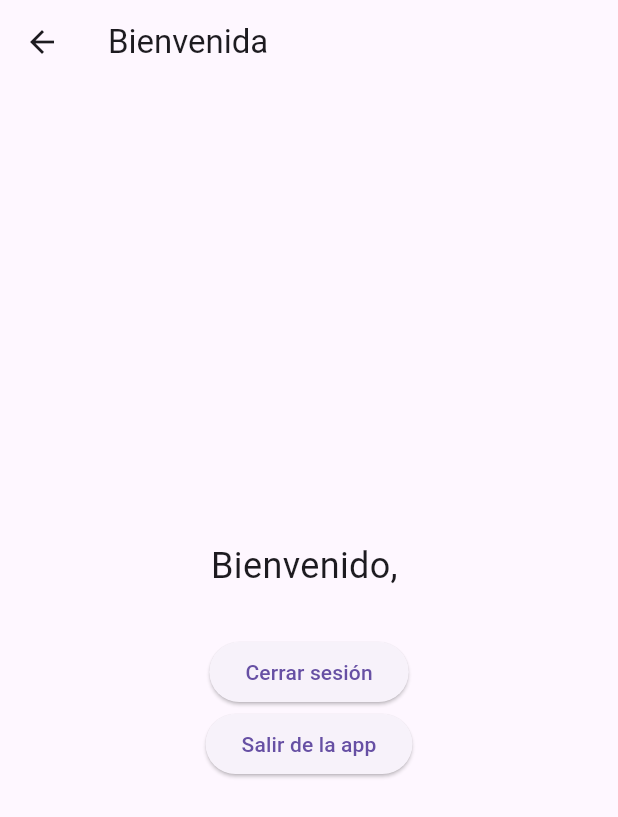
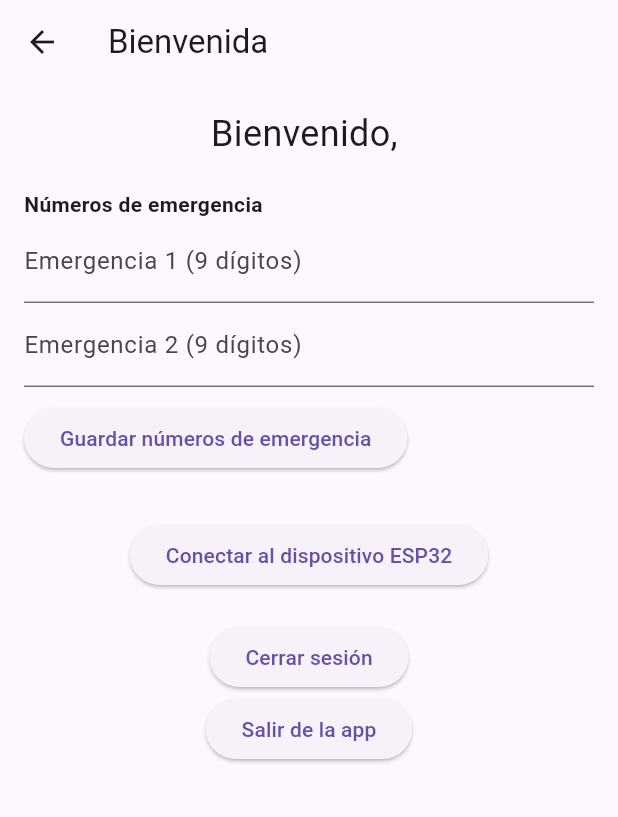
Before and after one commit to DiegoAlvarez1008/tormenta_flutter, a Flutter app: the WelcomeScreen screen opened directly with empty values, on a phone screen of 412 x 824 dp. Shown: the top 817 px of the screen. Run offline on Flutter 3.47's test engine with Material 3 defaults, Android fonts, the light colour scheme and no system bars; our stand-ins replace cloud_firestore, firebase_auth, firebase_core; accounts and stored records are empty.

Commit message:
Inclusión de números de emergencia en la pantalla de Bienvenida

```diff
--- a/lib/main.dart
+++ b/lib/main.dart
@@ -7,7 +7,8 @@ import 'package:firebase_core/firebase_core.dart';
 
 void main() async {
   WidgetsFlutterBinding.ensureInitialized();
-  await Firebase.initializeApp(); // Aquí se inicializa Firebase
+  // Comenzaré la inicialización de Firebase
+  await Firebase.initializeApp();
   runApp(MyApp());
 }
 
--- a/lib/screens/login_screen.dart
+++ b/lib/screens/login_screen.dart
@@ -2,6 +2,8 @@ import 'package:flutter/material.dart';
 import 'package:firebase_auth/firebase_auth.dart';
 import 'package:cloud_firestore/cloud_firestore.dart';
 
+
+bool rememberMe = false; // Se declara el flag
 
 class LoginScreen extends StatefulWidget {
   const LoginScreen({super.key});
--- a/lib/screens/welcome_screen.dart
+++ b/lib/screens/welcome_screen.dart
@@ -2,6 +2,9 @@ import 'package:flutter/material.dart';
 import 'package:firebase_auth/firebase_auth.dart';
 import 'package:cloud_firestore/cloud_firestore.dart';
 import 'package:flutter/services.dart';
+
+// Para BLE
+// import 'package:flutter_blue/flutter_blue.dart';
 
 class WelcomeScreen extends StatefulWidget {
   const WelcomeScreen({super.key});
@@ -12,6 +15,12 @@ class WelcomeScreen extends StatefulWidget {
 class _WelcomeScreenState extends State<WelcomeScreen> {
   String displayName = "";
 
+  // Formulario emergencia
+  final _formKeyEmerg = GlobalKey<FormState>();
+  final _emerg1Controller = TextEditingController();
+  final _emerg2Controller = TextEditingController();
+  String _emergError = "";
+
   @override
   void didChangeDependencies() {
     super.didChangeDependencies();
@@ -20,7 +29,6 @@ class _WelcomeScreenState extends State<WelcomeScreen> {
   }
 
   Future<void> _loadUserName(String dni) async {
-    // Buscamos en Firestore el documento donde 'dni' == dni
     final query = await FirebaseFirestore.instance
         .collection('users')
         .where('dni', isEqualTo: dni)
@@ -43,6 +51,27 @@ class _WelcomeScreenState extends State<WelcomeScreen> {
     setState(() {});
   }
 
+  Future<void> _saveEmergencyNumbers() async {
+    if (!_formKeyEmerg.currentState!.validate()) return;
+
+    final uid = FirebaseAuth.instance.currentUser!.uid;
+    try {
+      await FirebaseFirestore.instance
+          .collection('users')
+          .doc(uid)
+          .set({
+        'emergencia1': _emerg1Controller.text.trim(),
+        'emergencia2': _emerg2Controller.text.trim(),
+      },SetOptions(merge:true));
+
+      ScaffoldMessenger.of(context).showSnackBar(
+        const SnackBar(content: Text('Números de emergencia guardados')),
+      );
+    } catch (e) {
+      setState(() => _emergError = "Error al guardar: ${e.toString()}");
+    }
+  }
+
   void _logout() async {
     await FirebaseAuth.instance.signOut();
     Navigator.pushNamedAndRemoveUntil(context, '/', (r) => false);
@@ -52,20 +81,115 @@ class _WelcomeScreenState extends State<WelcomeScreen> {
     SystemNavigator.pop();
   }
 
+  Future<void> _onConnectBluetoothPressed() async {
+    // EJEMPLO PSEUDO-CÓDIGO BLE usando flutter_blue:
+
+    // final ble = FlutterBlue.instance;
+    // var state = await ble.state.first;
+    // if (state != BluetoothState.on) {
+    //   showDialog(
+    //     context: context,
+    //     builder: (_) => AlertDialog(
+    //       title: const Text("Bluetooth desactivado"),
+    //       content: const Text(
+    //           "Esta función requiere que tengas el Bluetooth encendido."),
+    //       actions: [
+    //         TextButton(
+    //           onPressed: () => Navigator.pop(context),
+    //           child: const Text("OK"),
+    //         )
+    //       ],
+    //     ),
+    //   );
+    //   return;
+    // }
+    // // Si está activo, iniciar escaneo
+    // ble.scan(timeout: const Duration(seconds: 4)).listen((scanResult) {
+    //   if (scanResult.device.name == "ESP32MiDispositivo") {
+    //     ble.stopScan();
+    //     scanResult.device.connect();
+    //     // Luego suscribirse a caracteristicas para leer datos
+    //   }
+    // });
+
+    ScaffoldMessenger.of(context).showSnackBar(
+      const SnackBar(content: Text("Aquí iniciaremos la conexión Bluetooth…")),
+    );
+  }
+
   @override
   Widget build(BuildContext context) {
     return Scaffold(
       appBar: AppBar(title: const Text("Bienvenida")),
-      body: Center(
+      body: SingleChildScrollView(
+        padding: const EdgeInsets.all(16),
         child: Column(
-          mainAxisAlignment: MainAxisAlignment.center,
+          crossAxisAlignment: CrossAxisAlignment.start,
           children: [
-            Text("Bienvenido, $displayName",
-                style: const TextStyle(fontSize: 24)),
+            Center(
+              child: Text("Bienvenido, $displayName",
+                  style: const TextStyle(fontSize: 24)),
+            ),
+            const SizedBox(height: 20),
+
+            // Formulario de números de emergencia
+            Form(
+              key: _formKeyEmerg,
+              child: Column(
+                crossAxisAlignment: CrossAxisAlignment.start,
+                children: [
+                  const Text(
+                    "Números de emergencia",
+                    style: TextStyle(fontWeight: FontWeight.bold),
+                  ),
+                  TextFormField(
+                    controller: _emerg1Controller,
+                    keyboardType: TextInputType.phone,
+                    decoration: const InputDecoration(labelText: "Emergencia 1 (9 dígitos)"),
+                    validator: (v) {
+                      if (v == null || v.length != 9) return "Debe tener 9 dígitos";
+                      return null;
+                    },
+                  ),
+                  TextFormField(
+                    controller: _emerg2Controller,
+                    keyboardType: TextInputType.phone,
+                    decoration: const InputDecoration(labelText: "Emergencia 2 (9 dígitos)"),
+                    validator: (v) {
+                      if (v == null || v.length != 9) return "Debe tener 9 dígitos";
+                      return null;
+                    },
+                  ),
+                  if (_emergError.isNotEmpty)
+                    Padding(
+                      padding: const EdgeInsets.only(top: 4),
+                      child: Text(
+                        _emergError,
+                        style: const TextStyle(color: Colors.red),
+                      ),
+                    ),
+                  const SizedBox(height: 10),
+                  ElevatedButton(
+                    onPressed: _saveEmergencyNumbers,
+                    child: const Text("Guardar números de emergencia"),
+                  ),
+                ],
+              ),
+            ),
+
             const SizedBox(height: 30),
-            ElevatedButton(onPressed: _logout, child: const Text("Cerrar sesión")),
-            ElevatedButton(onPressed: _exitApp, child: const Text("Salir de la app")),
+            Center(
+              child: Column(
+                children: [
+                  ElevatedButton(onPressed: _onConnectBluetoothPressed, child: const Text("Conectar al dispositivo ESP32")) ,
+                  const SizedBox(height: 20),
+                  ElevatedButton(onPressed: _logout, child: const Text("Cerrar sesión")),
+                  ElevatedButton(onPressed: _exitApp, child: const Text("Salir de la app")),
+                ],
+              ),
+            ),
           ],
+
         ),
       ),
     );
--- a/pubspec.yaml
+++ b/pubspec.yaml
@@ -37,6 +37,7 @@ dependencies:
   firebase_core: ^3.14.0
   firebase_auth: ^5.6.0
   cloud_firestore: ^5.6.9
+  flutter_reactive_ble: ^5.0.0
 
 dev_dependencies:
   flutter_test:
```
Also changed, not shown: pubspec.lock, 1 other file.
